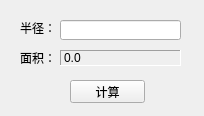
Above: Dialog/dialog.ui from jjzhang166/Qt5Examples before the change. Below: the same form after it.
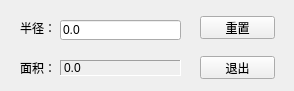
That is the form after the change. Icons and pictures are not drawn.

Commit message: 修改了窗口名称，增加了窗口图标，禁止了窗口最大化，增加了退出按钮，增加了资源文件

Patch:
```diff
--- a/Dialog/dialog.ui
+++ b/Dialog/dialog.ui
@@ -2,14 +2,23 @@
 <ui version="4.0">
  <class>Dialog</class>
  <widget class="QMainWindow" name="Dialog">
+  <property name="enabled">
+   <bool>true</bool>
+  </property>
   <property name="geometry">
    <rect>
     <x>0</x>
     <y>0</y>
-    <width>204</width>
-    <height>116</height>
+    <width>294</width>
+    <height>91</height>
    </rect>
   </property>
+  <property name="maximumSize">
+   <size>
+    <width>294</width>
+    <height>91</height>
+   </size>
+  </property>
   <property name="windowTitle">
    <string>Dialog</string>
   </property>
@@ -31,7 +40,7 @@
     <property name="geometry">
      <rect>
       <x>20</x>
-      <y>50</y>
+      <y>60</y>
       <width>31</width>
       <height>16</height>
      </rect>
@@ -44,7 +53,7 @@
     <property name="geometry">
      <rect>
       <x>60</x>
-      <y>50</y>
+      <y>60</y>
       <width>121</width>
       <height>16</height>
      </rect>
@@ -68,18 +77,40 @@
       <height>20</height>
      </rect>
     </property>
+    <property name="text">
+     <string>0.0</string>
+    </property>
    </widget>
    <widget class="QPushButton" name="countButton">
     <property name="geometry">
      <rect>
-      <x>70</x>
-      <y>80</y>
+      <x>200</x>
+      <y>16</y>
       <width>75</width>
       <height>23</height>
      </rect>
     </property>
     <property name="text">
-     <string>计算</string>
+     <string>重置</string>
+    </property>
+   </widget>
+   <widget class="QPushButton" name="exitButton">
+    <property name="geometry">
+     <rect>
+      <x>200</x>
+      <y>56</y>
+      <width>75</width>
+      <height>23</height>
+     </rect>
+    </property>
+    <property name="text">
+     <string>退出</string>
+    </property>
+    <property name="default">
+     <bool>false</bool>
+    </property>
+    <property name="flat">
+     <bool>false</bool>
     </property>
    </widget>
   </widget>
```
Left out of the diff: 29 changed lines with no effect on the pictures. The commit also changes 9 other files.
